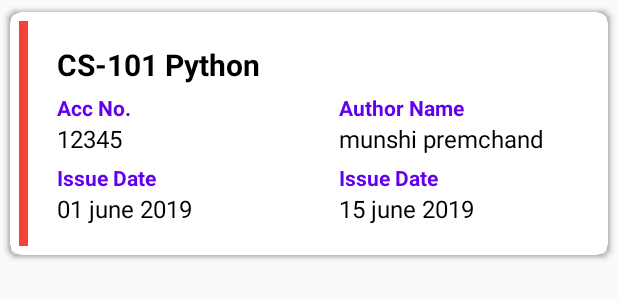
After one commit to doubleshark/NavigationDrawer, an Android app: the layout fine_activities_item.xml on its own in the app's theme, with its tools: preview values and no code run, on a phone screen of 412 x 824 dp. The commit adds this screen. Shown: the top 300 px of the screen. Run offline under Robolectric (Android 15) with nearby library versions, the light colour scheme and no system bars.

Commit message:
commit by shreyansh

```diff
--- a/app/src/main/java/com/example/srk/navigationdrawer/Fragments/DashboardFragment.java
+++ b/app/src/main/java/com/example/srk/navigationdrawer/Fragments/DashboardFragment.java
@@ -99,8 +99,8 @@ public class DashboardFragment extends Fragment {
 
         ArrayList<PieEntry> yValues = new ArrayList<>();
 
-        yValues.add(new PieEntry(34f,"Party A"));
-        yValues.add(new PieEntry(23f,"Party B"));
+        yValues.add(new PieEntry(34f,"Bookbank"));
+        yValues.add(new PieEntry(23f,"Issue"));
 
         pieChart.animateXY(1000,1000, Easing.EaseInCubic);
 
--- /dev/null
+++ b/app/src/main/res/layout/fine_activities_item.xml
@@ -0,0 +1,164 @@
+<?xml version="1.0" encoding="utf-8"?>
+
+<android.support.v7.widget.CardView
+    android:id="@+id/card_outer"
+    android:layout_width="fill_parent"
+    android:layout_height="wrap_content"
+    card_view:contentPadding="-2dp"
+    card_view:cardCornerRadius="8dp"
+    card_view:cardUseCompatPadding="true"
+    card_view:cardBackgroundColor="@android:color/transparent"
+    android:elevation="8dp"
+    xmlns:card_view="http://schemas.android.com/apk/res-auto"
+    xmlns:android="http://schemas.android.com/apk/res/android">
+
+    <android.support.v7.widget.CardView
+        xmlns:android="http://schemas.android.com/apk/res/android"
+        xmlns:app="http://schemas.android.com/apk/res-auto"
+        android:id="@+id/card1"
+        android:layout_width="match_parent"
+        android:layout_height="wrap_content"
+        android:layout_margin="4dp"
+        app:cardCornerRadius="8dp">
+
+        <RelativeLayout
+            android:layout_width="match_parent"
+            android:layout_height="match_parent"
+            android:padding="6dp">
+
+            <LinearLayout
+                android:id="@+id/colorline_ll"
+                android:layout_width="6dp"
+                android:layout_height="150dp"
+                android:background="#F44336"
+                android:orientation="horizontal" />
+
+
+            <TextView
+                android:id="@+id/booktitle_tv"
+                android:layout_width="wrap_content"
+                android:layout_height="wrap_content"
+                android:layout_marginStart="25dp"
+                android:layout_marginTop="15dp"
+                android:maxLines="1"
+                android:text="CS-101 Python"
+                android:textColor="#000000"
+                android:textSize="20sp"
+                android:textStyle="bold" />
+
+            <LinearLayout
+                android:id="@+id/details_layout"
+                android:layout_width="match_parent"
+                android:layout_height="wrap_content"
+                android:layout_below="@+id/booktitle_tv"
+                android:orientation="horizontal">
+
+                <LinearLayout
+                    android:layout_width="0dp"
+                    android:layout_height="wrap_content"
+                    android:layout_weight="1"
+                    android:gravity="start"
+                    android:orientation="vertical"
+                    android:paddingLeft="25dp">
+
+                    <TextView
+                        android:id="@+id/accnotitle"
+                        android:layout_width="wrap_content"
+                        android:layout_height="wrap_content"
+                        android:layout_marginTop="5dp"
+                        android:text="Acc No."
+                        android:textColor="@color/colorPrimary"
+                        android:textSize="14sp"
+                        android:textStyle="bold" />
+
+
+                    <TextView
+                        android:id="@+id/accno_tv"
+                        android:layout_width="wrap_content"
+                        android:layout_height="wrap_content"
+                        android:layout_below="@+id/accnotitle"
+                        android:text="12345"
+                        android:textColor="#000000"
+                        android:textSize="16sp" />
+
+                    <TextView
+                        android:id="@+id/issuetitle"
+                        android:layout_width="wrap_content"
+                        android:layout_height="wrap_content"
+                        android:layout_below="@id/accno_tv"
+                        android:layout_marginTop="5dp"
+                        android:text="Issue Date"
+                        android:textColor="@color/colorPrimary"
+                        android:textSize="14sp"
+                        android:textStyle="bold" />
+
+                    <TextView
+                        android:id="@+id/issuedate_tv"
+                        android:layout_width="wrap_content"
+                        android:layout_height="wrap_content"
+                        android:layout_below="@+id/issuetitle"
+                        android:text="01 june 2019"
+                        android:textColor="#000000"
+                        android:textSize="16sp" />
+
+                </LinearLayout>
+
+                <LinearLayout
+                    android:layout_width="0dp"
+                    android:layout_height="wrap_content"
+                    android:layout_weight="1"
+                    android:gravity="start"
+                    android:orientation="vertical"
+                    android:paddingLeft="20dp">
+
+
+                    <TextView
+                        android:id="@+id/authortitle"
+                        android:layout_width="wrap_content"
+                        android:layout_height="wrap_content"
+                        android:layout_marginTop="5dp"
+                        android:text="Author Name"
+                        android:textColor="@color/colorPrimary"
+                        android:textSize="14sp"
+                        android:textStyle="bold" />
+
+
+                    <TextView
+                        android:id="@+id/authorname_tv"
+                        android:layout_width="wrap_content"
+                        android:layout_height="wrap_content"
+                        android:layout_below="@+id/authortitle"
+                        android:maxLines="1"
+                        android:text="munshi premchand "
+                        android:textColor="#000000"
+                        android:textSize="16sp" />
+
+                    <TextView
+                        android:id="@+id/returntitle"
+                        android:layout_width="wrap_content"
+                        android:layout_height="wrap_content"
+                        android:layout_below="@id/authorname_tv"
+                        android:layout_marginTop="5dp"
+                        android:text="Issue Date"
+                        android:textColor="@color/colorPrimary"
+                        android:textSize="14sp"
+                        android:textStyle="bold" />
+
+                    <TextView
+                        android:id="@+id/returndate_tv"
+                        android:layout_width="wrap_content"
+                        android:layout_height="wrap_content"
+                        android:layout_below="@+id/returntitle"
+                        android:text="15 june 2019"
+                        android:textColor="#000000"
+                        android:textSize="16sp" />
+
+                </LinearLayout>
+
+            </LinearLayout>
+
+        </RelativeLayout>
+
+    </android.support.v7.widget.CardView>
+
+</android.support.v7.widget.CardView>
```
Also changed, not shown: app/src/main/java/com/example/srk/navigationdrawer/Adapter/Fine_ActivitiesAdapter.java (added, +134 -0 lines), app/src/main/java/com/example/srk/navigationdrawer/Others/Fine_ActivitiesItem.java (added, +70 -0 lines).
